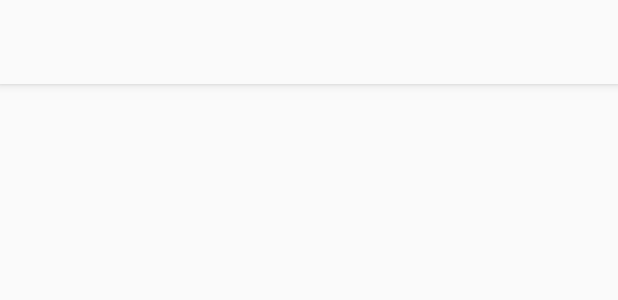
After one commit to quint836/todolist, an Android app: the layout toolbar_settings.xml on its own in the app's theme, with its tools: preview values and no code run, on a phone screen of 412 x 824 dp. The commit adds this screen. Shown: the top 300 px of the screen. Run offline under Robolectric (Android 15) with nearby library versions, the phone set to English and light mode, and no system bars.

Commit message:
Закончил с настройками

```diff
--- a/SamsungProj2/app/src/main/java/com/arhiser/todolist/screens/main/MainActivity.java
+++ b/SamsungProj2/app/src/main/java/com/arhiser/todolist/screens/main/MainActivity.java
@@ -11,6 +11,7 @@ import com.google.android.material.floatingactionbutton.FloatingActionButton;
 import com.google.android.material.snackbar.Snackbar;
 
 import androidx.annotation.NonNull;
+import androidx.annotation.Nullable;
 import androidx.appcompat.app.AppCompatActivity;
 import androidx.appcompat.widget.Toolbar;
 import androidx.lifecycle.Observer;
@@ -19,6 +20,7 @@ import androidx.recyclerview.widget.DividerItemDecoration;
 import androidx.recyclerview.widget.LinearLayoutManager;
 import androidx.recyclerview.widget.RecyclerView;
 
+import android.os.PersistableBundle;
 import android.view.View;
 import android.view.Menu;
 import android.view.MenuItem;
@@ -35,6 +37,7 @@ public class MainActivity extends AppCompatActivity {
     protected void onCreate(Bundle savedInstanceState) {
         super.onCreate(savedInstanceState);
         setContentView(R.layout.activity_main);
+
         Toolbar toolbar = findViewById(R.id.toolbar);
         setSupportActionBar(toolbar);
 
--- a/SamsungProj2/app/src/main/res/layout/activity_note_details.xml
+++ b/SamsungProj2/app/src/main/res/layout/activity_note_details.xml
@@ -10,6 +10,7 @@
         android:layout_width="match_parent"
         android:layout_height="?attr/actionBarSize"
         android:background="#fafafa"
+        android:elevation="4dp"
         app:popupTheme="@style/AppTheme.PopupOverlay" />
 
     <EditText
--- /dev/null
+++ b/SamsungProj2/app/src/main/res/layout/toolbar_settings.xml
@@ -0,0 +1,8 @@
+<?xml version="1.0" encoding="utf-8"?>
+<androidx.appcompat.widget.Toolbar xmlns:android="http://schemas.android.com/apk/res/android"
+    android:layout_width="match_parent"
+    android:layout_height="wrap_content"
+    android:background="@color/colorGray"
+    android:elevation="4dp">
+
+</androidx.appcompat.widget.Toolbar>
--- a/SamsungProj2/app/src/main/res/values/colors.xml
+++ b/SamsungProj2/app/src/main/res/values/colors.xml
@@ -5,4 +5,7 @@
     <color name="colorAccent">#0E53A7</color>
     <color name="colorBlack">#000000</color>
     <color name="colorWhite">#FFFF</color>
+    <color name="colorGray">#fafafa</color>
+
+
 </resources>
--- a/SamsungProj2/app/src/main/res/values/strings.xml
+++ b/SamsungProj2/app/src/main/res/values/strings.xml
@@ -1,6 +1,6 @@
 <resources>
     <string name="app_name">Список дел</string>
-    <string name="action_settings">Settings</string>
+    <string name="action_settings">Настройки</string>
 
     <string name="note_text">Введите текст заметки</string>
     <string name="note_details_title">Заметка</string>
```
Also changed, not shown: SamsungProj2/app/src/main/java/com/arhiser/todolist/SettingsActivity.java (+21 -0 lines), SamsungProj2/app/src/main/res/layout/activity_settings.xml (+6 -2 lines).
